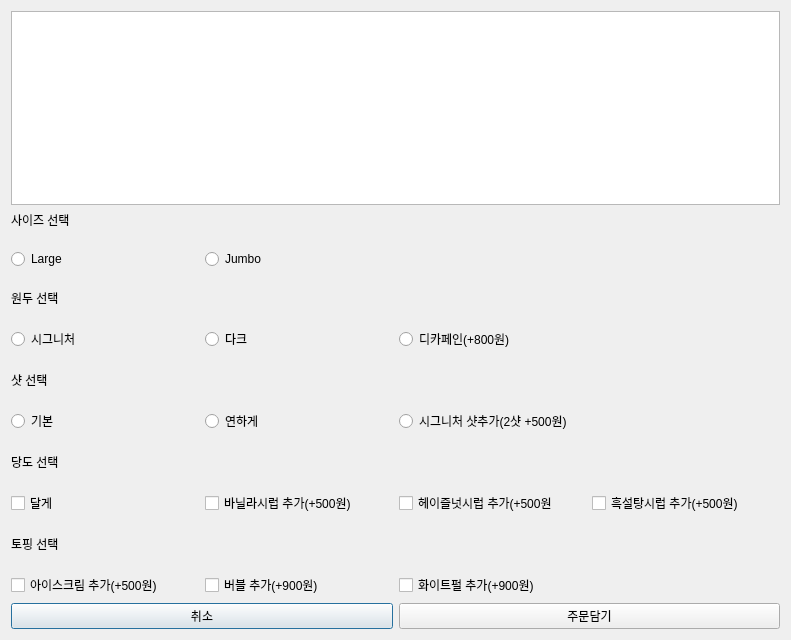
The window that VentiApp/menuoptiondialog.ui (minki9252/TheVentiKiosk) describes before a commit, drawn with Qt 5.
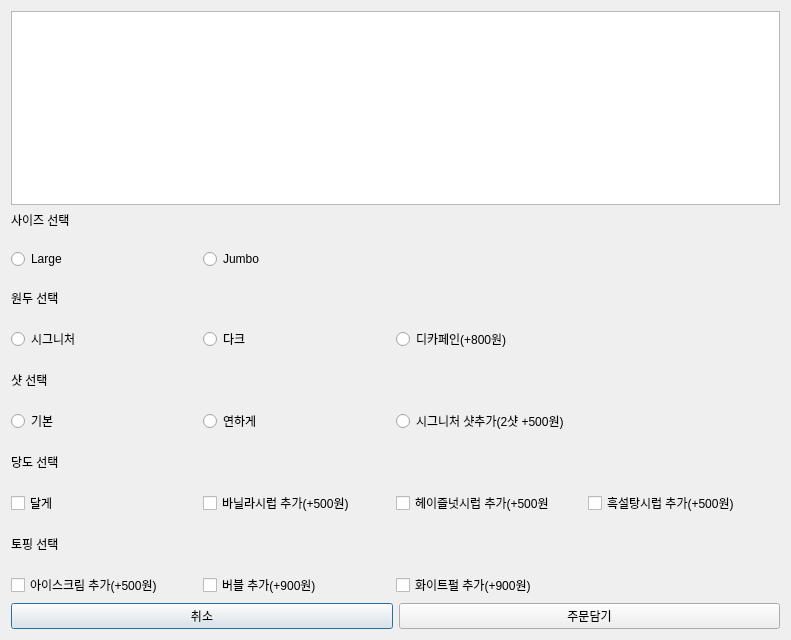
The same window after the commit.

Diff of the .ui file:
```diff
--- a/VentiApp/menuoptiondialog.ui
+++ b/VentiApp/menuoptiondialog.ui
@@ -34,6 +34,9 @@
    </item>
    <item>
     <layout class="QGridLayout" name="gridLayout">
+     <property name="horizontalSpacing">
+      <number>0</number>
+     </property>
      <property name="verticalSpacing">
       <number>20</number>
      </property>
```
